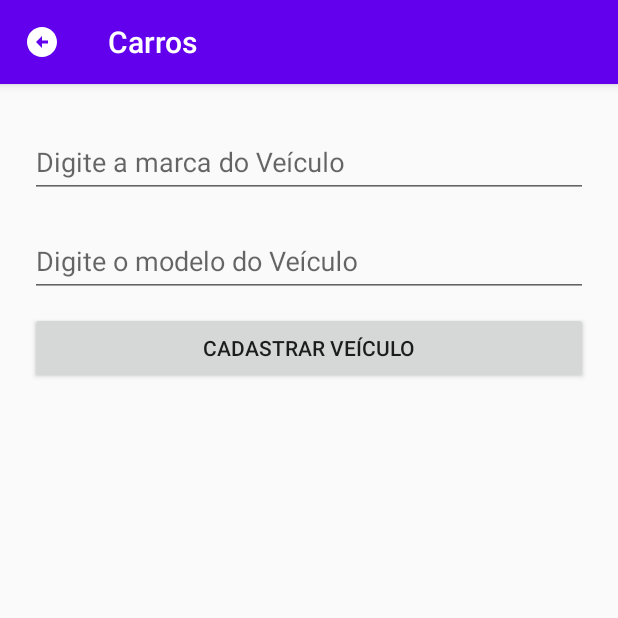
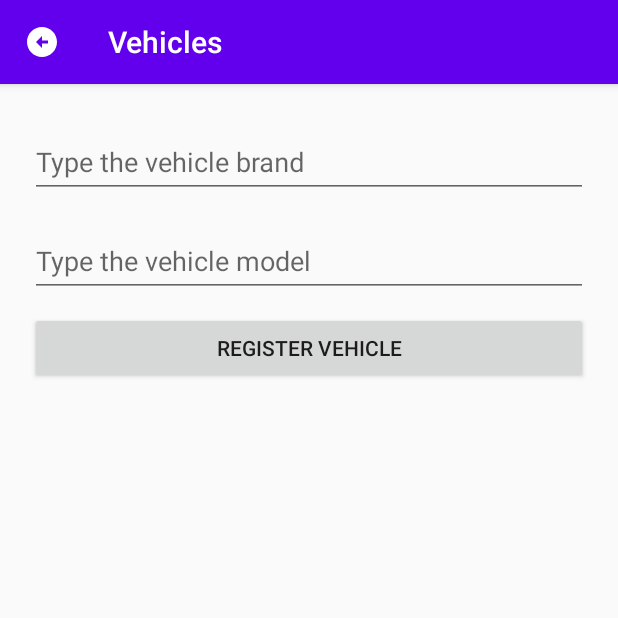
Before and after one commit to fmarxds/fiap-android-projeto-final, an Android app: the CarsFragment screen opened through its navigation route, on a phone screen of 412 x 824 dp, the top half of it. Run offline under Robolectric (Android 15) with nearby library versions, the phone set to English and light mode, and no system bars; our stand-ins replace Room's generated code, navigation-ui.

Commit message:
Add i18n

```diff
--- a/app/src/main/res/layout/activity_about.xml
+++ b/app/src/main/res/layout/activity_about.xml
@@ -11,7 +11,7 @@
         android:layout_width="wrap_content"
         android:layout_height="wrap_content"
         android:layout_marginTop="100dp"
-        android:text="Desenvolvedores"
+        android:text="@string/about_dev"
         android:textStyle="bold"
         app:layout_constraintEnd_toEndOf="parent"
         app:layout_constraintHorizontal_bias="0.498"
@@ -23,7 +23,7 @@
         android:layout_width="wrap_content"
         android:layout_height="wrap_content"
         android:layout_marginTop="332dp"
-        android:text="Versão"
+        android:text="@string/about_version"
         android:textStyle="bold"
         app:layout_constraintEnd_toEndOf="parent"
         app:layout_constraintHorizontal_bias="0.508"
--- a/app/src/main/res/values/strings.xml
+++ b/app/src/main/res/values/strings.xml
@@ -1,32 +1,36 @@
 <resources>
 
-    <string name="app_name">Crud Android</string>
+    <string name="app_name">Android Final Project</string>
 
     <!--Login -->
-    <string name="label_login_email">Email</string>
-    <string name="label_login_password">Senha</string>
+    <string name="label_login_email">Mail</string>
+    <string name="label_login_password">Password</string>
     <string name="label_bt_login">Login</string>
-    <string name="label_bt_about">Sobre</string>
-    <string name="label_bt_signup">Cadastrar</string>
-    <string name="invalid_email_message">Email inválido</string>
-    <string name="invalid_password_message">Senha inválida</string>
-    <string name="invalid_credentials_message">Credenciais inválidas</string>
+    <string name="label_bt_about">About</string>
+    <string name="label_bt_signup">Sign Up</string>
+    <string name="invalid_email_message">Invalid mail</string>
+    <string name="invalid_password_message">Invalid password</string>
+    <string name="invalid_credentials_message">Invalid credentials</string>
 
     <!--Fragment de registro do veículo -->
-    <string name="marca_do_ve_culo">Digite a marca do Veículo</string>
-    <string name="modelo_do_ve_culo">Digite o modelo do Veículo</string>
-    <string name="cadastrar_ve_culo">Cadastrar veículo</string>
-    <string name="cars_fragment">Carros</string>
+    <string name="marca_do_ve_culo">Type the vehicle brand</string>
+    <string name="modelo_do_ve_culo">Type the vehicle model</string>
+    <string name="cadastrar_ve_culo">Register Vehicle</string>
+    <string name="cars_fragment">Vehicles</string>
 
     <!--Registro do veículo -->
-    <string name="car_registered">Veículo inserido com sucesso!</string>
-    <string name="car_error_insert">Erro na inserção do veículo!</string>
-    <string name="register_label">Cadastro de Veículos - Fiap</string>
-    <string name="update">Atualizar</string>
-    <string name="car_update_sucess">Veículo atualizado com sucesso!</string>
-    <string name="apagar_ve_culo">Apagar Veículo</string>
-    <string name="car_delete_sucess">Veículo excluído com sucesso!</string>
-    <string name="car_error_delete">Erro na exclusão do veículo!</string>
-    <string name="car_error_update">Erro na atualização do veículo!</string>
+    <string name="car_registered">Successfully registered vehicle!</string>
+    <string name="car_error_insert">Error when inserting vehicle!</string>
+    <string name="register_label">Vehicle Registration - FIAP</string>
+    <string name="update">Update</string>
+    <string name="car_update_sucess">Vehicle successfully updated!</string>
+    <string name="apagar_ve_culo">Delete Vehicle</string>
+    <string name="car_delete_sucess">Successfully deleted vehicle!</string>
+    <string name="car_error_delete">Error when deleting vehicle!</string>
+    <string name="car_error_update">Error when updating vehicle!</string>
+
+    <!--Tela sobre -->
+    <string name="about_dev">Developers</string>
+    <string name="about_version">Version</string>
 
 </resources>
```
Also changed, not shown: 1 other file.
